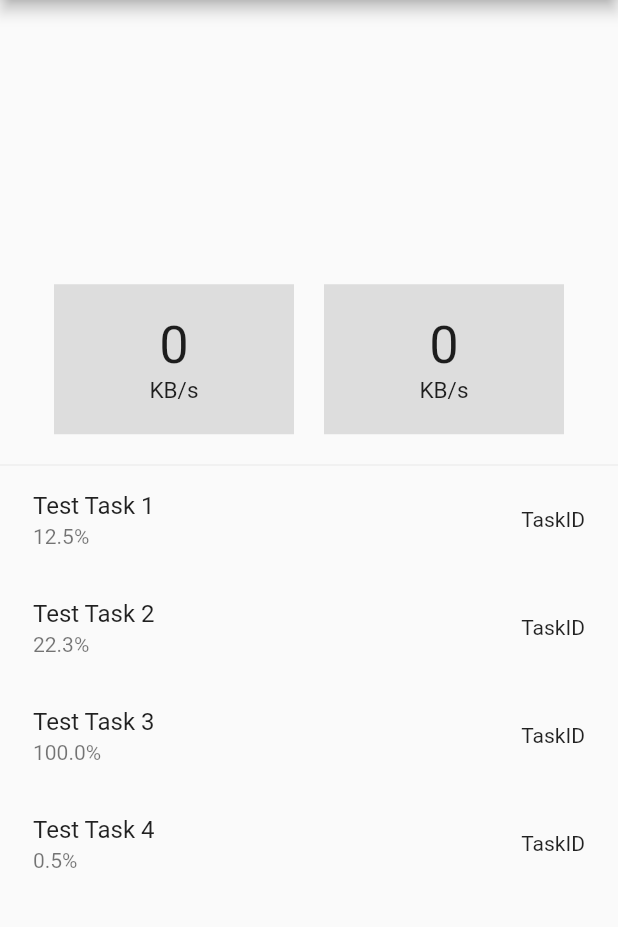
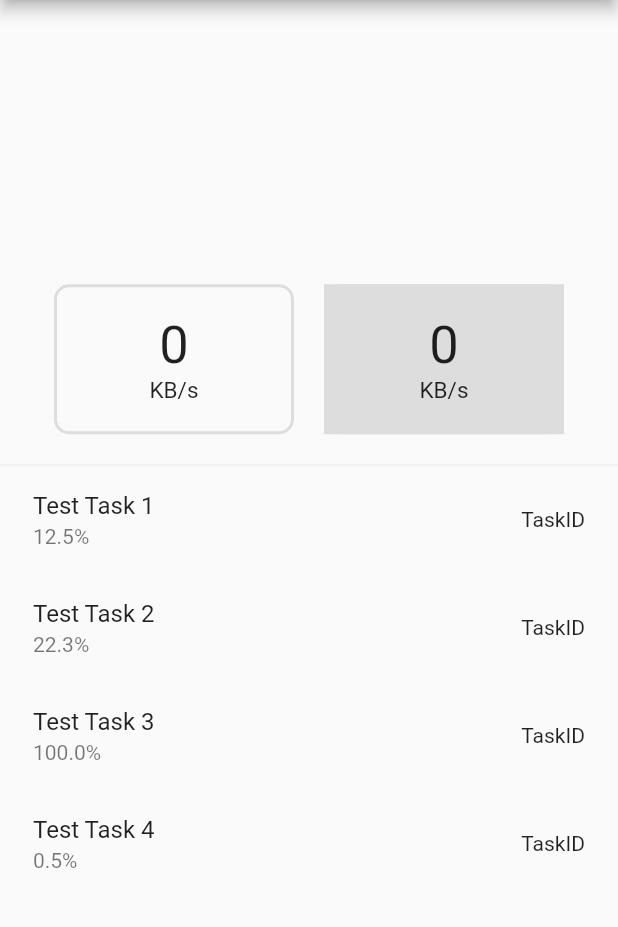
Before and after one commit to yymin1022/SynoDS_Flutter_Legacy, a Flutter app: the screen it shows after launch, on a phone screen of 412 x 824 dp, the part 84-1011 px from its top. Run offline on Flutter 3.47's test engine with Material 2 defaults, Android fonts, the phone set to English and light mode, and no system bars.

Commit message:
Update main.dart : Adjust StatusView Layout

```diff
--- a/lib/main.dart
+++ b/lib/main.dart
@@ -50,10 +50,16 @@ class _StatusViewState extends State<StatusView> {
             crossAxisAlignment: CrossAxisAlignment.center,
             children: <Widget>[
               Container(
-                  color: Color(0xFFDDDDDD),
                   height: 100,
                   width: 160,
                   margin: EdgeInsets.fromLTRB(20, 20, 10, 20),
+                  decoration: BoxDecoration(
+                    border: Border.all(
+                        color: Color(0xFFDDDDDD),
+                        width: 2,
+                    ),
+                    borderRadius: BorderRadius.circular(10)
+                  ),
                   child: Column(
                       mainAxisAlignment: MainAxisAlignment.center,
                       crossAxisAlignment: CrossAxisAlignment.center,
@@ -66,6 +72,13 @@ class _StatusViewState extends State<StatusView> {
                   height: 100,
                   width: 160,
                   margin: EdgeInsets.fromLTRB(10, 20, 20, 20),
+                  decoration: BoxDecoration(
+                    border: Border.all(
+                        color: Color(0xFFDDDDDD),
+                        width: 2,
+                    ),
+                    borderRadius: BorderRadius.circular(10)
+                  ),
                   child: Column(
                       mainAxisAlignment: MainAxisAlignment.center,
                       crossAxisAlignment: CrossAxisAlignment.center,
```
